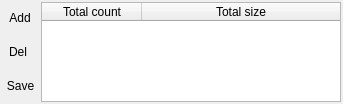
Above: Mail/fileattachmentwidget.ui from InvictusInnovations/keyhotee before the change. Below: the same form after it.
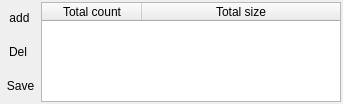
That is the form after the change. Icons and pictures are not drawn.

```diff
--- a/Mail/fileattachmentwidget.ui
+++ b/Mail/fileattachmentwidget.ui
@@ -32,11 +32,7 @@
       <string>Allows to add new file to mail attachment</string>
      </property>
      <property name="text">
-      <string>Add</string>
-     </property>
-     <property name="icon">
-      <iconset resource="../Keyhotee.qrc">
-       <normaloff>:/images/48x48/attachment_add.png</normaloff>:/images/48x48/attachment_add.png</iconset>
+      <string>add</string>
      </property>
      <property name="iconSize">
       <size>
```
Left out of the diff: 133 changed lines with no effect on the pictures.
